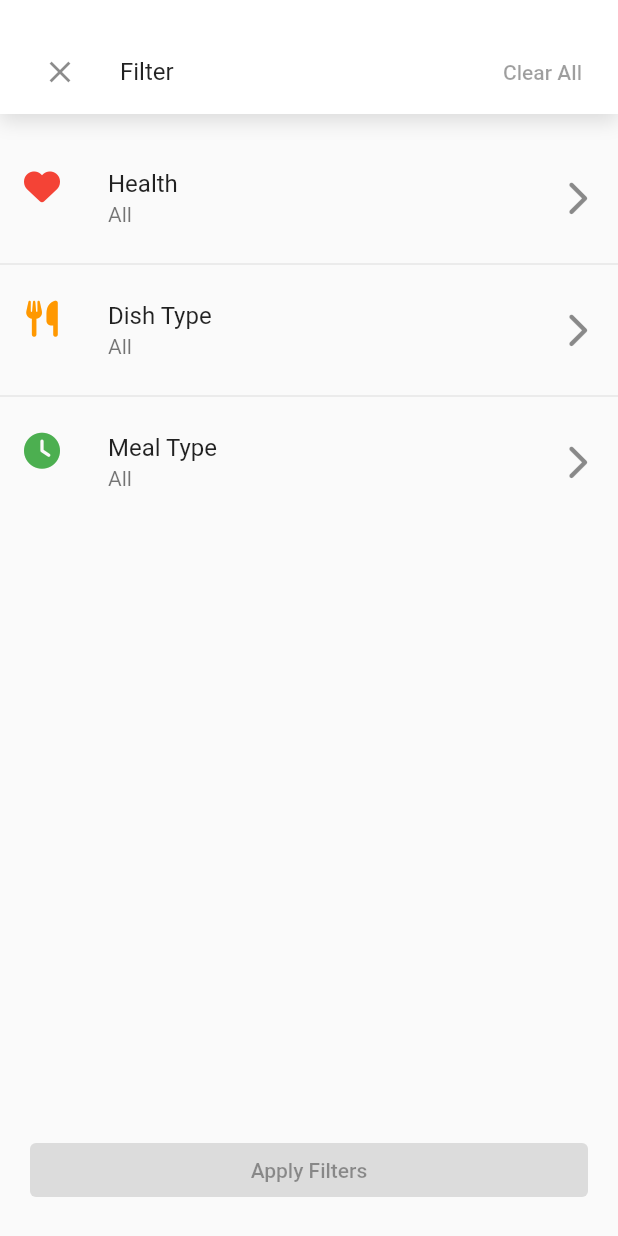
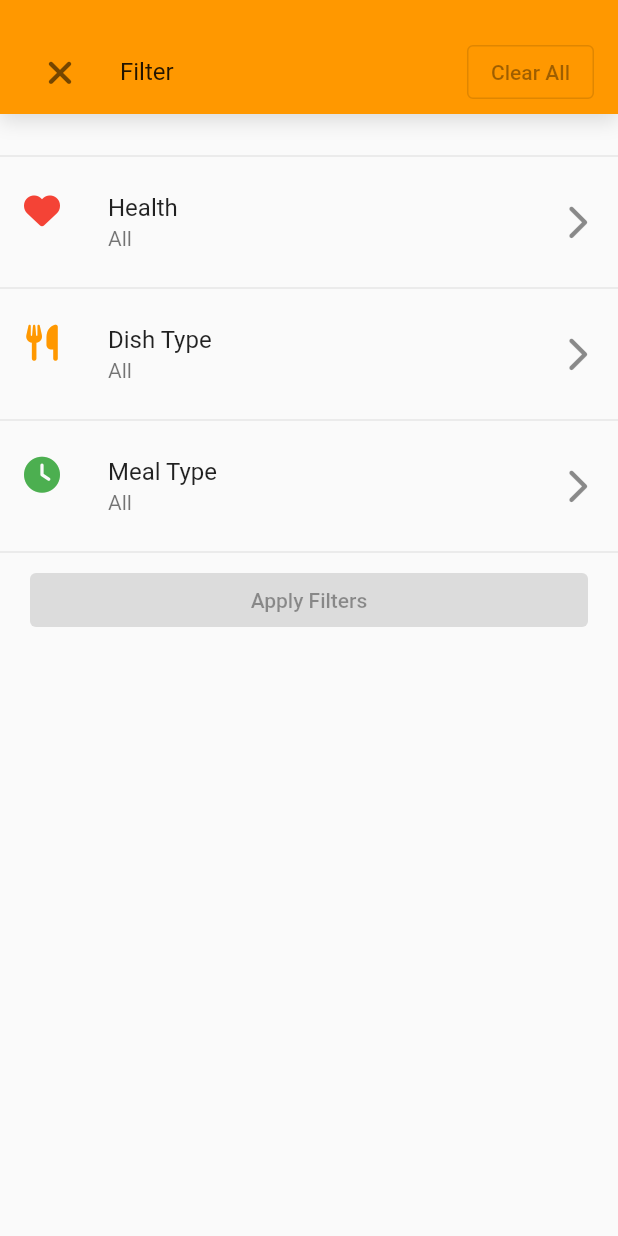
Before and after one commit to devsalih/recipe_app, a Flutter app: the FilterView widget shown alone on an empty page, opened directly, on a phone screen of 412 x 824 dp. Run offline on Flutter 3.47's test engine with Material 2 defaults, Android fonts, the phone set to English and light mode, and no system bars; our stand-ins replace dio, flutter_dotenv, font_awesome_flutter.

Commit message:
update ui

```diff
--- a/lib/views/filter_page.dart
+++ b/lib/views/filter_page.dart
@@ -176,7 +176,7 @@ class _FilterViewState extends State<FilterView> {
           margin: const EdgeInsets.only(bottom: 20),
           padding: const EdgeInsets.only(top: 20),
           decoration: const BoxDecoration(
-            color: Colors.white,
+            color: Colors.orange,
             boxShadow: [
               BoxShadow(
                 color: Colors.black12,
@@ -188,30 +188,28 @@ class _FilterViewState extends State<FilterView> {
           child: SafeArea(
             bottom: false,
             child: ListTile(
-              leading: CloseButton(onPressed: () {
+              leading: IconButton(
+                color: Colors.black54,
+                onPressed: () {
                   setState(() {
                     health = provider.health;
                     dishType = provider.dishType;
                     mealType = provider.mealType;
                   });
                   provider.closeFilter();
-              }),
+                },
+                icon: const Icon(FontAwesomeIcons.xmark),
+              ),
               title: const Text('Filter'),
-              trailing: TextButton(
-                onPressed: hasFilter
-                    ? () {
-                        setState(() {
-                          health = 'All';
-                          dishType = 'All';
-                          mealType = 'All';
-                        });
-                      }
-                    : null,
+              trailing: OutlinedButton(
+                style: TextButton.styleFrom(foregroundColor: Colors.black),
+                onPressed: hasFilter ? clearFilters : null,
                 child: const Text('Clear All'),
               ),
             ),
           ),
         ),
+        const Divider(),
         ListTile(
           onTap: () => setState(() => _page = 1),
           leading: const Icon(FontAwesomeIcons.solidHeart, color: Colors.red),
@@ -235,7 +233,7 @@ class _FilterViewState extends State<FilterView> {
           subtitle: Text(StringUtils.capitalize(mealType)),
           trailing: const Icon(FontAwesomeIcons.chevronRight),
         ),
-        const Spacer(),
+        const Divider(),
         Container(
           margin: const EdgeInsets.only(bottom: 20),
           padding: const EdgeInsets.symmetric(horizontal: 20),
@@ -249,6 +247,14 @@ class _FilterViewState extends State<FilterView> {
         ),
       ],
     );
+  }
+
+  void clearFilters() {
+    setState(() {
+      health = 'All';
+      dishType = 'All';
+      mealType = 'All';
+    });
   }
 
   void applyFilter(SearchProvider provider) {
@@ -273,7 +279,7 @@ class _FilterViewState extends State<FilterView> {
         Container(
           padding: const EdgeInsets.only(top: 20),
           decoration: const BoxDecoration(
-            color: Colors.white,
+            color: Colors.orange,
             boxShadow: [
               BoxShadow(
                 color: Colors.black12,
@@ -286,11 +292,13 @@ class _FilterViewState extends State<FilterView> {
             bottom: false,
             child: ListTile(
               leading: IconButton(
+                color: Colors.black54,
                 onPressed: () => setState(() => _page = 0),
                 icon: const Icon(FontAwesomeIcons.arrowLeft),
               ),
               title: Text(title),
-              trailing: TextButton(
+              trailing: OutlinedButton(
+                style: TextButton.styleFrom(foregroundColor: Colors.black),
                 onPressed: selected == 'All' ? null : clear,
                 child: const Text('Clear'),
               ),
```
Lines whose indentation alone changed are shown as unchanged.
